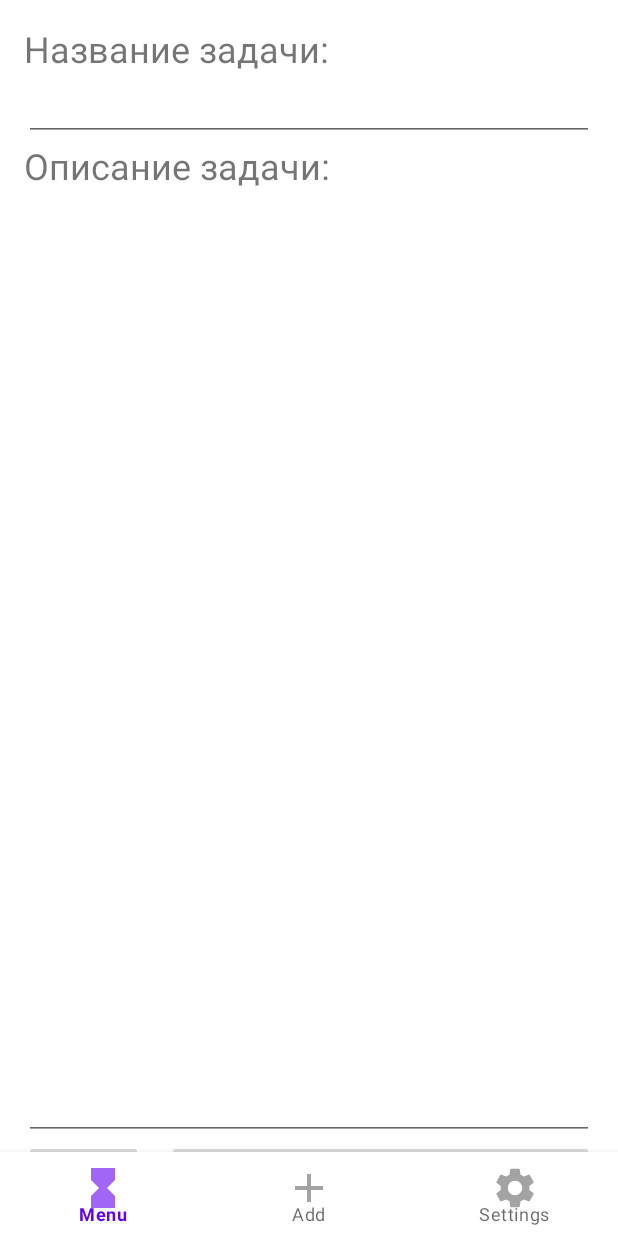
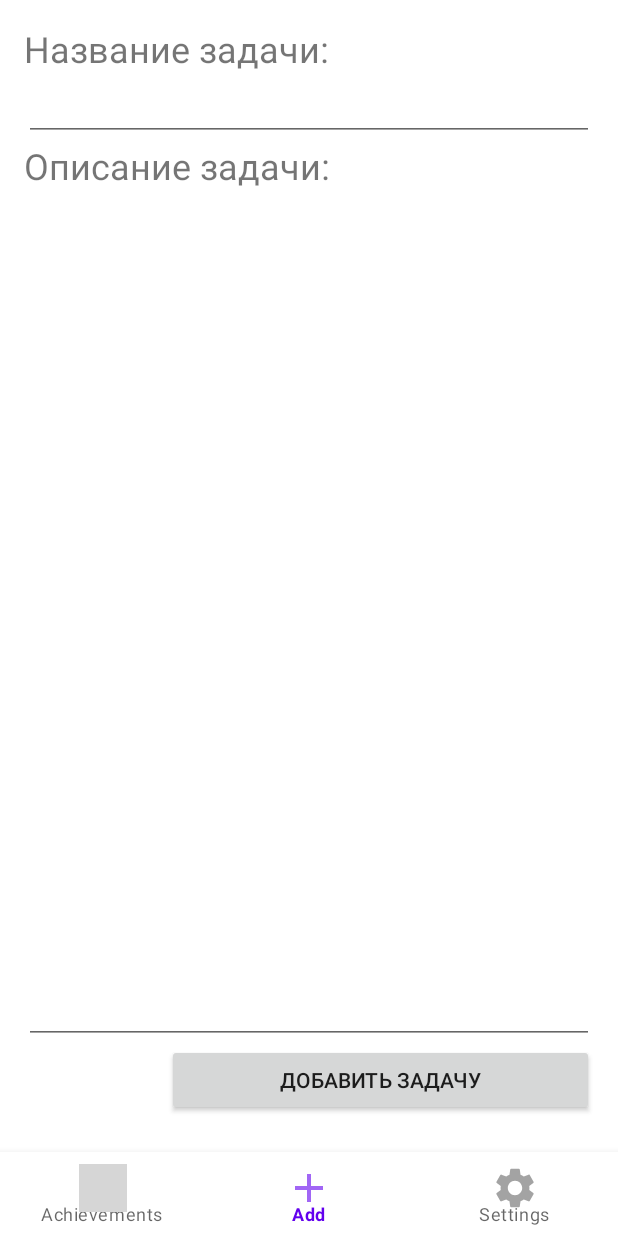
Before and after one commit to ArtemKovaa/DiceTasks, an Android app: the fragment NewTaskFragment placed in its activity, on a phone screen of 412 x 824 dp. Run offline under Robolectric (Android 15) with nearby library versions, the phone set to English and light mode, and no system bars; our stand-ins replace Room's generated code, RxJava; grey boxes are pictures that could not be loaded.

Commit message:
Fixed achievements icon, replaced add button, fixed database

```diff
--- a/app/src/main/java/com/example/dicetasks/MainActivity.java
+++ b/app/src/main/java/com/example/dicetasks/MainActivity.java
@@ -54,7 +54,7 @@ public class MainActivity extends FragmentActivity {
                 .replace(R.id.fragment_container, new MainFragment())
                 .commit();
 
-        navigation.setSelectedItemId(R.id.add);
+        navigation.setSelectedItemId(R.id.navigation_add);
     }
 
 }
--- a/app/src/main/java/com/example/dicetasks/MainFragment.java
+++ b/app/src/main/java/com/example/dicetasks/MainFragment.java
@@ -20,8 +20,8 @@ import com.google.android.material.floatingactionbutton.FloatingActionButton;
 
 import java.util.ArrayList;
 import java.util.List;
-import java.util.Observer;
 
+import io.reactivex.Observer;
 import io.reactivex.android.schedulers.AndroidSchedulers;
 import io.reactivex.disposables.Disposable;
 import io.reactivex.schedulers.Schedulers;
@@ -62,7 +62,7 @@ public class MainFragment extends Fragment {
         });
 
 
-        /*tasksDao.getTasks()
+        tasksDao.getTasks()
                 .subscribeOn(Schedulers.io())
                 .observeOn(AndroidSchedulers.mainThread())
                 .subscribe(new Observer<List<Task>>() {
@@ -86,7 +86,7 @@ public class MainFragment extends Fragment {
                     public void onComplete() {
 
                     }
-                });*/
+                });
 
         initRecyclerView(view);
         return view;
--- a/app/src/main/res/drawable-anydpi/ic_achievements.xml
+++ /dev/null
@@ -1,11 +0,0 @@
-<vector xmlns:android="http://schemas.android.com/apk/res/android"
-    android:width="24dp"
-    android:height="24dp"
-    android:viewportWidth="24"
-    android:viewportHeight="24"
-    android:tint="#333333"
-    android:alpha="0.6">
-  <path
-      android:fillColor="@android:color/white"
-      android:pathData="M6,2v6h0.01L6,8.01 10,12l-4,4 0.01,0.01H6V22h12v-5.99h-0.01L18,16l-4,-4 4,-3.99 -0.01,-0.01H18V2H6z"/>
-</vector>
--- a/app/src/main/res/layout/fragment_new_task.xml
+++ b/app/src/main/res/layout/fragment_new_task.xml
@@ -71,7 +71,7 @@
             android:layout_height="match_parent"
             android:layout_marginStart="@dimen/margin_standart"
             android:layout_marginEnd="@dimen/margin_half"
-            android:layout_marginBottom="@dimen/margin_standart"
+            android:layout_marginBottom="128dp"
             app:layout_constraintBottom_toBottomOf="parent"
             app:layout_constraintEnd_toEndOf="parent"
             android:layout_weight="3"
--- a/app/src/main/res/layout/settings_fragment.xml
+++ b/app/src/main/res/layout/settings_fragment.xml
@@ -2,5 +2,4 @@
 <androidx.constraintlayout.widget.ConstraintLayout xmlns:android="http://schemas.android.com/apk/res/android"
     android:layout_width="match_parent"
     android:layout_height="match_parent">
-
 </androidx.constraintlayout.widget.ConstraintLayout>
--- a/app/src/main/res/menu/bottom_nav_menu.xml
+++ b/app/src/main/res/menu/bottom_nav_menu.xml
@@ -4,7 +4,7 @@
     <item
         android:id="@+id/navigation_achievements"
         android:icon="@drawable/ic_achievements"
-        android:title="Menu" />
+        android:title="Achievements" />
 
     <item
         android:id="@+id/navigation_add"
--- a/app/src/main/res/navigation/mobile_navigation.xml
+++ b/app/src/main/res/navigation/mobile_navigation.xml
@@ -4,7 +4,7 @@
     <item
         android:id="@+id/navigation_achievements"
         android:icon="@drawable/ic_achievements"
-        android:title="Menu" />
+        android:title="Achievements" />
 
     <item
         android:id="@+id/navigation_add"
```
Also changed, not shown: app/src/main/res/drawable-hdpi/ic_achievements.png (deleted), app/src/main/res/drawable-mdpi/ic_achievements.png (deleted), app/src/main/res/drawable-xhdpi/ic_achievements.png (deleted), app/src/main/res/drawable-xxhdpi/ic_achievements.png (deleted).
